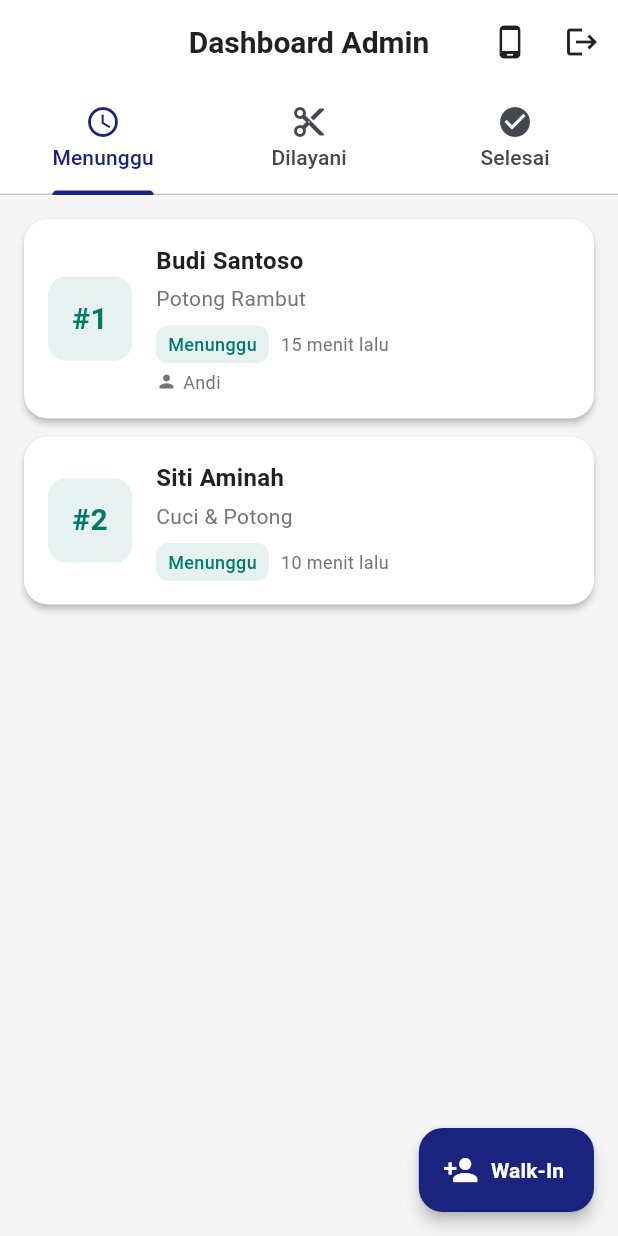
After one commit to adnantrihandoko/frontend-barberku, a Flutter app: the AdminDashboardScreen screen opened by its route, on a phone screen of 412 x 824 dp. The commit adds this screen. Run offline on Flutter 3.47's test engine with Material 3 defaults, Android fonts, the phone set to English and light mode, and no system bars; our stand-ins replace dio, equatable, flutter_riverpod, flutter_secure_storage, go_router, logger; accounts and stored records are empty.

Commit message:
feat(flutter): implement admin dashboard with real-time queue tabs
- Create AdminDashboardScreen with TabView (Waiting, Serving, Completed)
- Implement AdminQueueList with swipe actions (call, skip)
- Create AdminQueueCard with status colors and wait time display
- Add WalkInDialog for manual queue entry
- Update routing to redirect to admin dashboard after login
- Add 'Call Next' button in AppBar
- Use dummy data for initial implementation (ready for API integration)

```diff
--- a/lib/core/routing/app_router.dart
+++ b/lib/core/routing/app_router.dart
@@ -2,6 +2,7 @@ import 'package:flutter/material.dart';
 import 'package:go_router/go_router.dart';
 import 'package:barberku_app/core/constants/app_constants.dart';
 import 'package:barberku_app/features/auth/presentation/screens/admin_login_screen.dart';
+import 'package:barberku_app/features/admin/admin.dart';
 
 part 'app_routes.dart';
 
@@ -44,6 +45,11 @@ class AppRouter {
         builder: (context, state) => const AdminLoginScreen(),
       ),
       GoRoute(
+        path: AppRoutes.adminDashboard,
+        name: 'admin-dashboard',
+        builder: (context, state) => const AdminDashboardScreen(),
+      ),
+      GoRoute(
         path: AppRoutes.queueDetail,
         name: 'queue-detail',
         builder: (context, state) {
--- a/lib/core/routing/app_routes.dart
+++ b/lib/core/routing/app_routes.dart
@@ -8,6 +8,7 @@ class AppRoutes {
   static const String history = '/history';
   static const String profile = '/profile';
   static const String login = '/login';
+  static const String adminDashboard = '/admin/dashboard';
   static const String queueDetail = '/queue/:id';
 }
 
--- /dev/null
+++ b/lib/features/admin/admin.dart
@@ -0,0 +1,4 @@
+export 'presentation/screens/admin_dashboard_screen.dart';
+export 'presentation/widgets/admin_queue_list.dart';
+export 'presentation/widgets/admin_queue_card.dart';
+export 'presentation/widgets/walk_in_dialog.dart';
--- /dev/null
+++ b/lib/features/admin/presentation/screens/admin_dashboard_screen.dart
@@ -0,0 +1,89 @@
+import 'package:flutter/material.dart';
+import 'package:flutter_riverpod/flutter_riverpod.dart';
+import 'package:go_router/go_router.dart';
+import 'package:barberku_app/core/core.dart';
+import 'package:barberku_app/features/admin/presentation/widgets/admin_queue_list.dart';
+import 'package:barberku_app/features/admin/presentation/widgets/walk_in_dialog.dart';
+
+class AdminDashboardScreen extends ConsumerStatefulWidget {
+  const AdminDashboardScreen({super.key});
+
+  @override
+  ConsumerState<AdminDashboardScreen> createState() => _AdminDashboardScreenState();
+}
+
+class _AdminDashboardScreenState extends ConsumerState<AdminDashboardScreen> with SingleTickerProviderStateMixin {
+  late TabController _tabController;
+
+  @override
+  void initState() {
+    super.initState();
+    _tabController = TabController(length: 3, vsync: this);
+  }
+
+  @override
+  void dispose() {
+    _tabController.dispose();
+    super.dispose();
+  }
+
+  void _onCallNext() {
+    ScaffoldMessenger.of(context).showSnackBar(
+      const SnackBar(
+        content: Text('Memanggil antrian berikutnya...'),
+        behavior: SnackBarBehavior.floating,
+      ),
+    );
+  }
+
+  void _onAddWalkIn() {
+    showDialog(
+      context: context,
+      builder: (context) => const WalkInDialog(),
+    );
+  }
+
+  @override
+  Widget build(BuildContext context) {
+    return Scaffold(
+      appBar: AppBar(
+        title: const Text('Dashboard Admin'),
+        actions: [
+          IconButton(
+            icon: const Icon(Icons.phone_android),
+            onPressed: _onCallNext,
+            tooltip: 'Panggil Berikutnya',
+          ),
+          IconButton(
+            icon: const Icon(Icons.logout),
+            onPressed: () {
+              context.go(AppRoutes.login);
+            },
+            tooltip: 'Logout',
+          ),
+        ],
+        bottom: TabBar(
+          controller: _tabController,
+          tabs: const [
+            Tab(text: 'Menunggu', icon: Icon(Icons.schedule)),
+            Tab(text: 'Dilayani', icon: Icon(Icons.content_cut)),
+            Tab(text: 'Selesai', icon: Icon(Icons.check_circle)),
+          ],
+        ),
+      ),
+      body: TabBarView(
+        controller: _tabController,
+        children: [
+          AdminQueueList(status: 'waiting', onCallNext: _onCallNext),
+          AdminQueueList(status: 'in_progress'),
+          AdminQueueList(status: 'completed'),
+        ],
+      ),
+      floatingActionButton: FloatingActionButton.extended(
+        onPressed: _onAddWalkIn,
+        icon: const Icon(Icons.person_add),
+        label: const Text('Walk-In'),
+      ),
+    );
+  }
+}
--- /dev/null
+++ b/lib/features/admin/presentation/widgets/admin_queue_card.dart
@@ -0,0 +1,178 @@
+import 'package:flutter/material.dart';
+import 'package:barberku_app/core/theme/app_colors.dart';
+
+class AdminQueueCard extends StatelessWidget {
+  final int queueNumber;
+  final String customerName;
+  final String serviceName;
+  final String status;
+  final DateTime createdAt;
+  final String? barberName;
+
+  const AdminQueueCard({
+    super.key,
+    required this.queueNumber,
+    required this.customerName,
+    required this.serviceName,
+    required this.status,
+    required this.createdAt,
+    this.barberName,
+  });
+
+  @override
+  Widget build(BuildContext context) {
+    return Card(
+      margin: EdgeInsets.zero,
+      child: Padding(
+        padding: const EdgeInsets.all(16),
+        child: Row(
+          children: [
+            Container(
+              width: 56,
+              height: 56,
+              decoration: BoxDecoration(
+                color: _getStatusColor(status).withValues(alpha: 0.1),
+                borderRadius: BorderRadius.circular(12),
+              ),
+              child: Center(
+                child: Text(
+                  '#$queueNumber',
+                  style: TextStyle(
+                    fontSize: 20,
+                    fontWeight: FontWeight.bold,
+                    color: _getStatusColor(status),
+                  ),
+                ),
+              ),
+            ),
+            const SizedBox(width: 16),
+            Expanded(
+              child: Column(
+                crossAxisAlignment: CrossAxisAlignment.start,
+                children: [
+                  Text(
+                    customerName,
+                    style: const TextStyle(
+                      fontSize: 16,
+                      fontWeight: FontWeight.w600,
+                    ),
+                  ),
+                  const SizedBox(height: 4),
+                  Text(
+                    serviceName,
+                    style: const TextStyle(
+                      fontSize: 14,
+                      color: AppColors.textSecondaryLight,
+                    ),
+                  ),
+                  const SizedBox(height: 8),
+                  Row(
+                    children: [
+                      Container(
+                        padding: const EdgeInsets.symmetric(horizontal: 8, vertical: 4),
+                        decoration: BoxDecoration(
+                          color: _getStatusColor(status).withValues(alpha: 0.1),
+                          borderRadius: BorderRadius.circular(8),
+                        ),
+                        child: Text(
+                          _getStatusText(status),
+                          style: TextStyle(
+                            fontSize: 12,
+                            fontWeight: FontWeight.w500,
+                            color: _getStatusColor(status),
+                          ),
+                        ),
+                      ),
+                      const SizedBox(width: 8),
+                      Text(
+                        _getWaitTime(),
+                        style: const TextStyle(
+                          fontSize: 12,
+                          color: AppColors.textSecondaryLight,
+                        ),
+                      ),
+                    ],
+                  ),
+                  if (barberName != null) ...[
+                    const SizedBox(height: 4),
+                    Row(
+                      children: [
+                        const Icon(Icons.person, size: 14, color: AppColors.textSecondaryLight),
+                        const SizedBox(width: 4),
+                        Text(
+                          barberName!,
+                          style: const TextStyle(
+                            fontSize: 12,
+                            color: AppColors.textSecondaryLight,
+                          ),
+                        ),
+                      ],
+                    ),
+                  ],
+                ],
+              ),
+            ),
+            if (status == 'in_progress')
+              ElevatedButton(
+                onPressed: () {},
+                style: ElevatedButton.styleFrom(
+                  backgroundColor: AppColors.success,
+                  padding: const EdgeInsets.symmetric(horizontal: 16, vertical: 12),
+                ),
+                child: const Text('Selesai'),
+              ),
+          ],
+        ),
+      ),
+    );
+  }
+
+  Color _getStatusColor(String status) {
+    switch (status) {
+      case 'waiting':
+        return AppColors.secondary;
+      case 'called':
+        return AppColors.accent;
+      case 'in_progress':
+        return AppColors.primary;
+      case 'completed':
+        return AppColors.success;
+      case 'canceled':
+      case 'skipped':
+        return AppColors.error;
+      default:
+        return AppColors.textSecondaryLight;
+    }
+  }
+
+  String _getStatusText(String status) {
+    switch (status) {
+      case 'waiting':
+        return 'Menunggu';
+      case 'called':
+        return 'Dipanggil';
+      case 'in_progress':
+        return 'Dilayani';
+      case 'completed':
+        return 'Selesai';
+      case 'canceled':
+        return 'Dibatalkan';
+      case 'skipped':
+        return 'Dilewati';
+      default:
+        return status;
+    }
+  }
+
+  String _getWaitTime() {
+    final now = DateTime.now();
+    final diff = now.difference(createdAt);
+    if (diff.inMinutes < 1) {
+      return 'Baru saja';
+    } else if (diff.inMinutes < 60) {
+      return '${diff.inMinutes} menit lalu';
+    } else {
+      return '${diff.inHours} jam ${diff.inMinutes % 60} menit lalu';
+    }
+  }
+}
--- /dev/null
+++ b/lib/features/admin/presentation/widgets/admin_queue_list.dart
@@ -0,0 +1,194 @@
+import 'package:flutter/material.dart';
+import 'package:flutter_riverpod/flutter_riverpod.dart';
+import 'package:barberku_app/core/theme/app_colors.dart';
+import 'package:barberku_app/features/admin/presentation/widgets/admin_queue_card.dart';
+
+class AdminQueueList extends ConsumerWidget {
+  final String status;
+  final VoidCallback? onCallNext;
+
+  const AdminQueueList({
+    super.key,
+    required this.status,
+    this.onCallNext,
+  });
+
+  @override
+  Widget build(BuildContext context, WidgetRef ref) {
+    final queues = _getDummyQueues();
+    final filteredQueues = queues.where((q) => q['status'] == status).toList();
+
+    if (filteredQueues.isEmpty) {
+      return Center(
+        child: Column(
+          mainAxisAlignment: MainAxisAlignment.center,
+          children: [
+            Icon(
+              Icons.inbox_outlined,
+              size: 64,
+              color: AppColors.textSecondaryLight.withValues(alpha: 0.5),
+            ),
+            const SizedBox(height: 16),
+            Text(
+              'Tidak ada antrian ${_getStatusText(status)}',
+              style: Theme.of(context).textTheme.titleMedium?.copyWith(
+                    color: AppColors.textSecondaryLight,
+                  ),
+            ),
+          ],
+        ),
+      );
+    }
+
+    return ListView.builder(
+      padding: const EdgeInsets.all(16),
+      itemCount: filteredQueues.length,
+      itemBuilder: (context, index) {
+        final queue = filteredQueues[index];
+        return Padding(
+          padding: const EdgeInsets.only(bottom: 12),
+          child: Dismissible(
+            key: Key(queue['id'] as String),
+            background: _buildBackground(
+              context,
+              Icons.phone,
+              Colors.green,
+              alignment: Alignment.centerLeft,
+            ),
+            secondaryBackground: _buildBackground(
+              context,
+              Icons.skip_next,
+              Colors.orange,
+              alignment: Alignment.centerRight,
+            ),
+            confirmDismiss: (direction) async {
+              if (direction == DismissDirection.startToEnd) {
+                return await _showConfirmDialog(context, 'Panggil antrian ini?');
+              } else if (direction == DismissDirection.endToStart) {
+                return await _showConfirmDialog(context, 'Tandai sebagai no-show (lewati)?');
+              }
+              return false;
+            },
+            onDismissed: (direction) {
+              if (direction == DismissDirection.startToEnd) {
+                ScaffoldMessenger.of(context).showSnackBar(
+                  SnackBar(
+                    content: Text('Antrian #${queue['queue_number']} dipanggil'),
+                    backgroundColor: Colors.green,
+                    behavior: SnackBarBehavior.floating,
+                  ),
+                );
+                onCallNext?.call();
+              } else if (direction == DismissDirection.endToStart) {
+                ScaffoldMessenger.of(context).showSnackBar(
+                  SnackBar(
+                    content: Text('Antrian #${queue['queue_number']} dilewati'),
+                    backgroundColor: Colors.orange,
+                    behavior: SnackBarBehavior.floating,
+                  ),
+                );
+              }
+            },
+            child: AdminQueueCard(
+              queueNumber: queue['queue_number'] as int,
+              customerName: queue['customer_name'] as String,
+              serviceName: queue['service_name'] as String,
+              status: queue['status'] as String,
+              createdAt: queue['created_at'] as DateTime,
+              barberName: queue['barber_name'] as String?,
+            ),
+          ),
+        );
+      },
+    );
+  }
+
+  Widget _buildBackground(
+    BuildContext context,
+    IconData icon,
+    Color color, {
+    required Alignment alignment,
+  }) {
+    return Container(
+      color: color,
+      alignment: alignment,
+      padding: const EdgeInsets.symmetric(horizontal: 20),
+      child: Icon(icon, color: Colors.white),
+    );
+  }
+
+  Future<bool> _showConfirmDialog(BuildContext context, String message) async {
+    return await showDialog<bool>(
+          context: context,
+          builder: (context) => AlertDialog(
+            title: const Text('Konfirmasi'),
+            content: Text(message),
+            actions: [
+              TextButton(
+                onPressed: () => Navigator.of(context).pop(false),
+                child: const Text('Batal'),
+              ),
+              ElevatedButton(
+                onPressed: () => Navigator.of(context).pop(true),
+                child: const Text('Ya'),
+              ),
+            ],
+          ),
+        ) ??
+        false;
+  }
+
+  String _getStatusText(String status) {
+    switch (status) {
+      case 'waiting':
+        return 'menunggu';
+      case 'in_progress':
+        return 'dilayani';
+      case 'completed':
+        return 'selesai';
+      default:
+        return status;
+    }
+  }
+
+  List<Map<String, dynamic>> _getDummyQueues() {
+    return [
+      {
+        'id': '1',
+        'queue_number': 1,
+        'customer_name': 'Budi Santoso',
+        'service_name': 'Potong Rambut',
+        'status': 'waiting',
+        'created_at': DateTime.now().subtract(const Duration(minutes: 15)),
+        'barber_name': 'Andi',
+      },
+      {
+        'id': '2',
+        'queue_number': 2,
+        'customer_name': 'Siti Aminah',
+        'service_name': 'Cuci & Potong',
+        'status': 'waiting',
+        'created_at': DateTime.now().subtract(const Duration(minutes: 10)),
+        'barber_name': null,
+      },
+      {
+        'id': '3',
+        'queue_number': 3,
+        'customer_name': 'Ahmad Rizki',
+        'service_name': 'Potong Jenggot',
+        'status': 'in_progress',
+        'created_at': DateTime.now().subtract(const Duration(minutes: 30)),
+        'barber_name': 'Budi',
+      },
+      {
+        'id': '4',
+        'queue_number': 4,
+        'customer_name': 'Dewi Lestari',
+        'service_name': 'Potong Rambut',
+        'status': 'completed',
+        'created_at': DateTime.now().subtract(const Duration(minutes: 45)),
+        'barber_name': 'Andi',
+      },
+    ];
+  }
+}
--- a/lib/features/auth/presentation/screens/admin_login_screen.dart
+++ b/lib/features/auth/presentation/screens/admin_login_screen.dart
@@ -39,7 +39,7 @@ class _AdminLoginScreenState extends ConsumerState<AdminLoginScreen> {
 
     if (state.isAuthenticated) {
       if (mounted) {
-        context.go(AppRoutes.home);
+        context.go(AppRoutes.adminDashboard);
       }
     } else if (state.error != null) {
       if (mounted) {
```
Also changed, not shown: lib/features/admin/presentation/widgets/walk_in_dialog.dart (added, +110 -0 lines).
